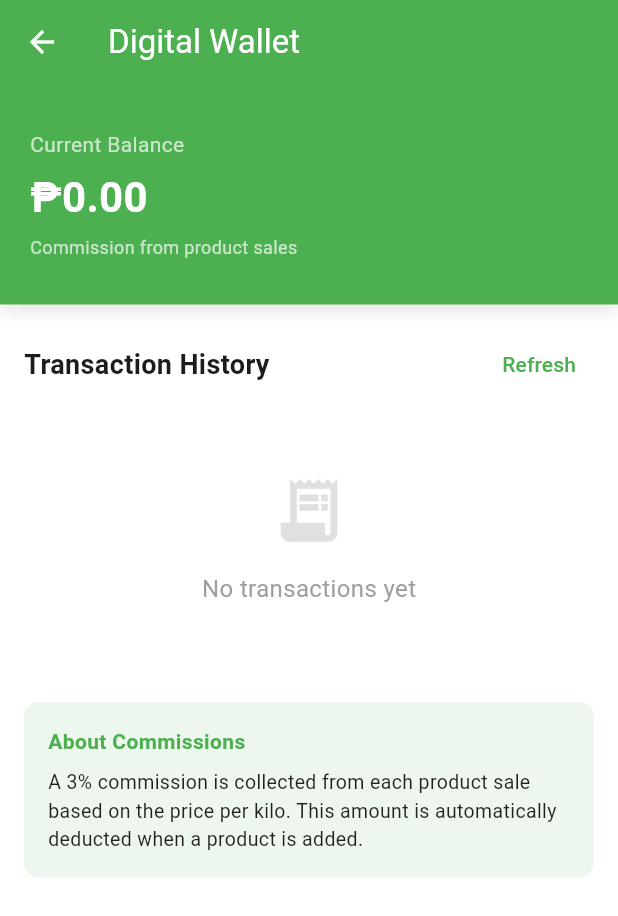
After one commit to Myrick24/e-commerce-app, a Flutter app: the AccountScreen screen opened directly, after a tap on "Digital Wallet", on a phone screen of 412 x 824 dp. The commit adds this screen. Shown: the top 916 px of the screen. Run offline on Flutter 3.47's test engine with Material 3 defaults, Android fonts, the phone set to English and light mode, and no system bars; our stand-ins replace cloud_firestore, firebase_auth, firebase_core, firebase_storage, image_picker; accounts and stored records are empty.

Commit message:
Add virtual wallet screen and update account and product screens

```diff
--- a/lib/screens/account_screen.dart
+++ b/lib/screens/account_screen.dart
@@ -6,6 +6,7 @@ import 'registration_screen.dart';
 import 'product_screen.dart';
 import 'sellerproduct_screen.dart';
 import 'checkout_screen.dart'; // Import the checkout screen instead of cart screen
+import 'virtual_wallet_screen.dart'; // Import the digital wallet screen
 
 class AccountScreen extends StatefulWidget {
   const AccountScreen({Key? key}) : super(key: key);
@@ -456,6 +457,18 @@ class _AccountScreenState extends State<AccountScreen> {
 
             // Settings options
             _buildSettingsItem(
+              icon: Icons.account_balance_wallet,
+              title: 'Digital Wallet',
+              onTap: () {
+                Navigator.push(
+                  context,
+                  MaterialPageRoute(
+                    builder: (context) => const VirtualWalletScreen(),
+                  ),
+                );
+              },
+            ),
+            _buildSettingsItem(
               icon: Icons.security,
               title: 'Security Settings',
               onTap: () {
--- a/lib/screens/product_screen.dart
+++ b/lib/screens/product_screen.dart
@@ -289,6 +289,11 @@ class _ProductScreenState extends State<ProductScreen> {
       final double price = double.parse(_priceController.text.trim());
       final double quantity = double.parse(_quantityController.text.trim());
 
+      // Calculate 3% commission
+      final double totalValue = price * quantity;
+      final double commissionRate = 0.03; // 3%
+      final double commissionAmount = totalValue * commissionRate;
+
       // Create a product document in Firestore
       await _firestore.collection('products').doc(productId).set({
         'id': productId,
@@ -307,15 +312,55 @@ class _ProductScreenState extends State<ProductScreen> {
         'currentStock': quantity, // Ensure this is a double
         'reserved': 0.0, // Explicitly use 0.0 for double
         'imageUrl': _imageUrl, // Add image URL
+        'commission': commissionAmount, // Add commission amount
       }).catchError((error) {
         // Handle Firestore permission error based on the memory
         print('Firestore error: $error');
         throw error;
       });
 
+      // Process the commission
+      // First, check if the wallet exists for the user, otherwise create it
+      final user = FirebaseAuth.instance.currentUser;
+      if (user != null) {
+        final walletDoc = await _firestore.collection('wallets').doc(user.uid).get();
+
+        if (walletDoc.exists) {
+          // Update wallet balance
+          await _firestore.collection('wallets').doc(user.uid).update({
+            'balance': FieldValue.increment(commissionAmount),
+            'updatedAt': FieldValue.serverTimestamp(),
+          });
+        } else {
+          // Create new wallet
+          await _firestore.collection('wallets').doc(user.uid).set({
+            'balance': commissionAmount,
+            'userId': user.uid,
+            'createdAt': FieldValue.serverTimestamp(),
+            'updatedAt': FieldValue.serverTimestamp(),
+          });
+        }
+
+        // Record the transaction
+        await _firestore.collection('walletTransactions').add({
+          'userId': user.uid,
+          'amount': commissionAmount,
+          'productId': productId,
+          'productName': _productNameController.text.trim(),
+          'description': '3% Commission for product: ${_productNameController.text.trim()}',
+          'type': 'commission',
+          'timestamp': FieldValue.serverTimestamp(),
+        });
+      }
+
       if (mounted) {
         ScaffoldMessenger.of(context).showSnackBar(
-          const SnackBar(content: Text('Product added successfully!')),
+          SnackBar(
+            content: Text(
+              'Product added successfully! Commission (3%): ₱${commissionAmount.toStringAsFixed(2)}'
+            ),
+            duration: const Duration(seconds: 4),
+          ),
         );
 
         // Clear form for next product
--- /dev/null
+++ b/lib/screens/virtual_wallet_screen.dart
@@ -0,0 +1,335 @@
+import 'package:flutter/material.dart';
+import 'package:firebase_auth/firebase_auth.dart';
+import 'package:cloud_firestore/cloud_firestore.dart';
+import 'package:intl/intl.dart';
+
+class VirtualWalletScreen extends StatefulWidget {
+  const VirtualWalletScreen({Key? key}) : super(key: key);
+
+  @override
+  State<VirtualWalletScreen> createState() => _VirtualWalletScreenState();
+}
+
+class _VirtualWalletScreenState extends State<VirtualWalletScreen> {
+  final _auth = FirebaseAuth.instance;
+  final _firestore = FirebaseFirestore.instance;
+  double _walletBalance = 0.0;
+  bool _isLoading = true;
+  List<Map<String, dynamic>> _transactions = [];
+
+  @override
+  void initState() {
+    super.initState();
+    _loadWalletData();
+  }
+
+  Future<void> _loadWalletData() async {
+    setState(() {
+      _isLoading = true;
+    });
+
+    try {
+      final user = _auth.currentUser;
+
+      if (user != null) {
+        // Get wallet data
+        final walletDoc = await _firestore
+            .collection('wallets')
+            .doc(user.uid)
+            .get();
+
+        if (walletDoc.exists) {
+          final walletData = walletDoc.data();
+          setState(() {
+            _walletBalance = (walletData?['balance'] ?? 0.0).toDouble();
+          });
+        } else {
+          // Create wallet if it doesn't exist
+          await _firestore.collection('wallets').doc(user.uid).set({
+            'balance': 0.0,
+            'userId': user.uid,
+            'createdAt': FieldValue.serverTimestamp(),
+            'updatedAt': FieldValue.serverTimestamp(),
+          });
+        }
+
+        // Get transaction history
+        final transactionsQuery = await _firestore
+            .collection('walletTransactions')
+            .where('userId', isEqualTo: user.uid)
+            .orderBy('timestamp', descending: true)
+            .limit(20)
+            .get();
+
+        final transactions = transactionsQuery.docs
+            .map((doc) => {
+                  ...doc.data(),
+                  'id': doc.id,
+                })
+            .toList();
+
+        setState(() {
+          _transactions = transactions;
+        });
+      }
+    } catch (e) {
+      print('Error loading wallet data: $e');
+      if (mounted) {
+        ScaffoldMessenger.of(context).showSnackBar(
+          SnackBar(content: Text('Failed to load wallet data: $e')),
+        );
+      }
+    } finally {
+      setState(() {
+        _isLoading = false;
+      });
+    }
+  }
+
+  String _formatCurrency(double amount) {
+    final formatCurrency = NumberFormat.currency(symbol: '₱', decimalDigits: 2);
+    return formatCurrency.format(amount);
+  }
+
+  String _formatDate(Timestamp? timestamp) {
+    if (timestamp == null) return 'N/A';
+    final date = timestamp.toDate();
+    return DateFormat('MMM dd, yyyy • hh:mm a').format(date);
+  }
+
+  Widget _buildTransactionItem(Map<String, dynamic> transaction) {
+    final bool isCommission = transaction['type'] == 'commission';
+    final double amount = (transaction['amount'] ?? 0.0).toDouble();
+
+    return Card(
+      margin: const EdgeInsets.symmetric(vertical: 4, horizontal: 8),
+      child: Padding(
+        padding: const EdgeInsets.all(12),
+        child: Row(
+          children: [
+            Container(
+              width: 40,
+              height: 40,
+              decoration: BoxDecoration(
+                color: isCommission
+                    ? Colors.green.withOpacity(0.1)
+                    : Colors.orange.withOpacity(0.1),
+                borderRadius: BorderRadius.circular(20),
+              ),
+              child: Icon(
+                isCommission ? Icons.shopping_bag : Icons.account_balance_wallet,
+                color: isCommission ? Colors.green : Colors.orange,
+                size: 20,
+              ),
+            ),
+            const SizedBox(width: 12),
+            Expanded(
+              child: Column(
+                crossAxisAlignment: CrossAxisAlignment.start,
+                children: [
+                  Text(
+                    transaction['description'] ??
+                        (isCommission ? 'Product Commission' : 'Transaction'),
+                    style: const TextStyle(
+                      fontWeight: FontWeight.bold,
+                      fontSize: 14,
+                    ),
+                  ),
+                  Text(
+                    _formatDate(transaction['timestamp']),
+                    style: TextStyle(
+                      fontSize: 12,
+                      color: Colors.grey[600],
+                    ),
+                  ),
+                ],
+              ),
+            ),
+            Text(
+              _formatCurrency(amount),
+              style: TextStyle(
+                fontWeight: FontWeight.bold,
+                fontSize: 16,
+                color: isCommission ? Colors.green : Colors.black,
+              ),
+            ),
+          ],
+        ),
+      ),
+    );
+  }
+  @override
+  Widget build(BuildContext context) {
+    if (_isLoading) {
+      return Scaffold(
+        appBar: AppBar(
+          title: const Text('Digital Wallet'),
+          backgroundColor: Colors.green,
+          foregroundColor: Colors.white,
+        ),
+        body: Center(
+          child: CircularProgressIndicator(
+            valueColor: AlwaysStoppedAnimation<Color>(Colors.green),
+          ),
+        ),
+      );
+    }
+
+    return Scaffold(
+      appBar: AppBar(
+        title: const Text('Digital Wallet'),
+        backgroundColor: Colors.green,
+        foregroundColor: Colors.white,
+        elevation: 0,
+      ),
+      body: RefreshIndicator(
+        onRefresh: _loadWalletData,
+        child: SingleChildScrollView(
+          physics: const AlwaysScrollableScrollPhysics(),
+          child: Column(
+            crossAxisAlignment: CrossAxisAlignment.start,
+            children: [
+              // Wallet balance card
+              Container(
+                width: double.infinity,
+                padding: const EdgeInsets.symmetric(vertical: 30, horizontal: 20),
+                decoration: BoxDecoration(
+                  color: Colors.green,
+                  boxShadow: [
+                    BoxShadow(
+                      color: Colors.black.withOpacity(0.1),
+                      blurRadius: 10,
+                      offset: const Offset(0, 5),
+                    ),
+                  ],
+                ),
+                child: Column(
+                  crossAxisAlignment: CrossAxisAlignment.start,
+                  children: [
+                    const Text(
+                      'Current Balance',
+                      style: TextStyle(
+                        color: Colors.white70,
+                        fontSize: 14,
+                      ),
+                    ),
+                    const SizedBox(height: 5),
+                    Text(
+                      _formatCurrency(_walletBalance),
+                      style: const TextStyle(
+                        color: Colors.white,
+                        fontSize: 28,
+                        fontWeight: FontWeight.bold,
+                      ),
+                    ),
+                    const SizedBox(height: 5),
+                    const Text(
+                      'Commission from product sales',
+                      style: TextStyle(
+                        color: Colors.white70,
+                        fontSize: 12,
+                      ),
+                    ),
+                  ],
+                ),
+              ),
+
+              // Transaction history
+              Padding(
+                padding: const EdgeInsets.all(16),
+                child: Column(
+                  crossAxisAlignment: CrossAxisAlignment.start,
+                  children: [
+                    Row(
+                      mainAxisAlignment: MainAxisAlignment.spaceBetween,
+                      children: [
+                        const Text(
+                          'Transaction History',
+                          style: TextStyle(
+                            fontSize: 18,
+                            fontWeight: FontWeight.bold,
+                          ),
+                        ),
+                        TextButton(
+                          onPressed: _loadWalletData,
+                          child: const Text(
+                            'Refresh',
+                            style: TextStyle(color: Colors.green),
+                          ),
+                        ),
+                      ],
+                    ),
+                    const SizedBox(height: 8),
+
+                    // Transaction list
+                    _transactions.isEmpty
+                        ? Container(
+                            padding: const EdgeInsets.symmetric(vertical: 40),
+                            alignment: Alignment.center,
+                            child: Column(
+                              children: [
+                                Icon(
+                                  Icons.receipt_long,
+                                  size: 50,
+                                  color: Colors.grey[300],
+                                ),
+                                const SizedBox(height: 16),
+                                Text(
+                                  'No transactions yet',
+                                  style: TextStyle(
+                                    fontSize: 16,
+                                    color: Colors.grey[500],
+                                  ),
+                                ),
+                              ],
+                            ),
+                          )
+                        : Column(
+                            children: _transactions
+                                .map((transaction) => _buildTransactionItem(transaction))
+                                .toList(),
+                          ),
+                  ],
+                ),
+              ),
+
+              // Info text
+              Padding(
+                padding: const EdgeInsets.symmetric(horizontal: 16, vertical: 8),
+                child: Container(
+                  padding: const EdgeInsets.all(16),
+                  decoration: BoxDecoration(
+                    color: Colors.green.withOpacity(0.1),
+                    borderRadius: BorderRadius.circular(10),
+                  ),
+                  child: const Column(
+                    crossAxisAlignment: CrossAxisAlignment.start,
+                    children: [
+                      Text(
+                        'About Commissions',
+                        style: TextStyle(
+                          fontWeight: FontWeight.bold,
+                          color: Colors.green,
+                        ),
+                      ),
+                      SizedBox(height: 8),
+                      Text(
+                        'A 3% commission is collected from each product sale based on the price per kilo. This amount is automatically deducted when a product is added.',
+                        style: TextStyle(
+                          fontSize: 13,
+                          color: Colors.black87,
+                        ),
+                      ),
+                    ],
+                  ),
+                ),
+              ),
+
+              const SizedBox(height: 30),
+            ],
+          ),
+        ),
+      ),
+    );
+  }
+}
```
